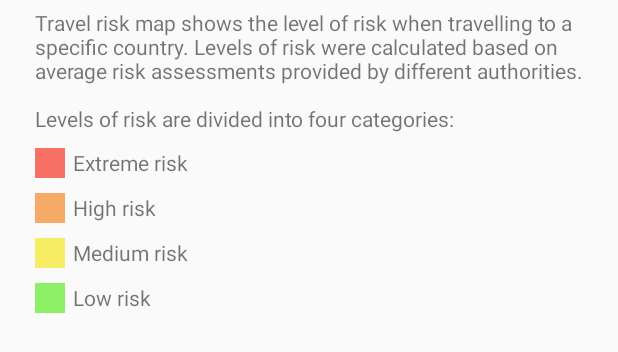
After one commit to kristijan-boskovic/NewNormal, an Android app: the layout dialog_travel_risk.xml on its own in the app's theme, with its tools: preview values and no code run, on a phone screen of 412 x 824 dp. The commit adds this screen. Shown: the top 352 px of the screen. Run offline under Robolectric (Android 15) with nearby library versions, the phone set to English and light mode, and no system bars.

Commit message:
Add dialog to travel risk fragment

```diff
--- a/app/src/main/java/com/example/newnormal/ui/fragments/CroatianNewsFragment.java
+++ b/app/src/main/java/com/example/newnormal/ui/fragments/CroatianNewsFragment.java
@@ -70,7 +70,7 @@ public class CroatianNewsFragment extends Fragment {
     @Override
     public void onCreateOptionsMenu(@NonNull Menu menu, @NonNull MenuInflater inflater) {
         super.onCreateOptionsMenu(menu, inflater);
-        inflater.inflate(R.menu.main_menu, menu);
+        inflater.inflate(R.menu.search_menu, menu);
         MenuItem item = menu.findItem(R.id.action_search);
         SearchView searchView = (SearchView) item.getActionView();
         searchView.setOnQueryTextListener(new SearchView.OnQueryTextListener() {
--- a/app/src/main/java/com/example/newnormal/ui/fragments/WorldNewsFragment.java
+++ b/app/src/main/java/com/example/newnormal/ui/fragments/WorldNewsFragment.java
@@ -70,7 +70,7 @@ public class WorldNewsFragment extends Fragment {
     @Override
     public void onCreateOptionsMenu(@NonNull Menu menu, @NonNull MenuInflater inflater) {
         super.onCreateOptionsMenu(menu, inflater);
-        inflater.inflate(R.menu.main_menu, menu);
+        inflater.inflate(R.menu.search_menu, menu);
         MenuItem item = menu.findItem(R.id.action_search);
         SearchView searchView = (SearchView) item.getActionView();
         searchView.setOnQueryTextListener(new SearchView.OnQueryTextListener() {
--- a/app/src/main/java/com/example/newnormal/vm/TravelRestrictionsViewModel.java
+++ b/app/src/main/java/com/example/newnormal/vm/TravelRiskViewModel.java
@@ -21,10 +21,10 @@ import retrofit2.Response;
 import retrofit2.Retrofit;
 import retrofit2.converter.gson.GsonConverterFactory;
 
-public class TravelRestrictionsViewModel extends AndroidViewModel {
+public class TravelRiskViewModel extends AndroidViewModel {
     private static final String TRAVEL_ADVISORY_URL = "https://www.travel-advisory.info";
 
-    public TravelRestrictionsViewModel(@NonNull Application application) {
+    public TravelRiskViewModel(@NonNull Application application) {
         super(application);
     }
 
--- /dev/null
+++ b/app/src/main/res/layout/dialog_travel_risk.xml
@@ -0,0 +1,104 @@
+<?xml version="1.0" encoding="utf-8"?>
+<LinearLayout xmlns:android="http://schemas.android.com/apk/res/android"
+    android:layout_width="wrap_content"
+    android:layout_height="wrap_content"
+    android:orientation="vertical">
+
+    <TextView
+        android:layout_width="wrap_content"
+        android:layout_height="wrap_content"
+        android:text="@string/travel_risk_info_text"
+        android:layout_marginTop="5dp"
+        android:layout_marginBottom="10dp"
+        android:layout_marginLeft="23dp"
+        android:layout_marginStart="23dp"
+        android:layout_marginRight="20dp"
+        android:layout_marginEnd="20dp" />
+
+    <LinearLayout
+        android:layout_width="match_parent"
+        android:layout_height="wrap_content"
+        android:layout_marginBottom="10dp"
+        android:layout_marginLeft="23dp"
+        android:layout_marginStart="23dp"
+        android:layout_marginRight="20dp"
+        android:layout_marginEnd="20dp">
+
+        <ImageView
+            android:layout_width="20dp"
+            android:layout_height="20dp"
+            android:src="@drawable/red"/>
+
+        <TextView
+            android:layout_width="wrap_content"
+            android:layout_height="wrap_content"
+            android:text="@string/extreme_risk"
+            android:layout_marginLeft="5dp"
+            android:layout_marginStart="5dp" />
+    </LinearLayout>
+
+    <LinearLayout
+        android:layout_width="match_parent"
+        android:layout_height="wrap_content"
+        android:layout_marginBottom="10dp"
+        android:layout_marginLeft="23dp"
+        android:layout_marginStart="23dp"
+        android:layout_marginRight="20dp"
+        android:layout_marginEnd="20dp">
+
+        <ImageView
+            android:layout_width="20dp"
+            android:layout_height="20dp"
+            android:src="@drawable/orange"/>
+
+        <TextView
+            android:layout_width="wrap_content"
+            android:layout_height="wrap_content"
+            android:text="@string/high_risk"
+            android:layout_marginLeft="5dp"
+            android:layout_marginStart="5dp" />
+    </LinearLayout>
+
+    <LinearLayout
+        android:layout_width="match_parent"
+        android:layout_height="wrap_content"
+        android:layout_marginBottom="10dp"
+        android:layout_marginLeft="23dp"
+        android:layout_marginStart="23dp"
+        android:layout_marginRight="20dp"
+        android:layout_marginEnd="20dp">
+
+        <ImageView
+            android:layout_width="20dp"
+            android:layout_height="20dp"
+            android:src="@drawable/yellow"/>
+
+        <TextView
+            android:layout_width="wrap_content"
+            android:layout_height="wrap_content"
+            android:text="@string/medium_risk"
+            android:layout_marginLeft="5dp"
+            android:layout_marginStart="5dp" />
+    </LinearLayout>
+
+    <LinearLayout
+        android:layout_width="match_parent"
+        android:layout_height="wrap_content"
+        android:layout_marginLeft="23dp"
+        android:layout_marginStart="23dp"
+        android:layout_marginRight="20dp"
+        android:layout_marginEnd="20dp">
+
+        <ImageView
+            android:layout_width="20dp"
+            android:layout_height="20dp"
+            android:src="@drawable/green"/>
+
+        <TextView
+            android:layout_width="wrap_content"
+            android:layout_height="wrap_content"
+            android:text="@string/low_risk"
+            android:layout_marginLeft="5dp"
+            android:layout_marginStart="5dp" />
+    </LinearLayout>
+</LinearLayout>
--- a/app/src/main/res/menu/master_bottom_navigation.xml
+++ b/app/src/main/res/menu/master_bottom_navigation.xml
@@ -11,7 +11,7 @@
         android:title="@string/croatian_news" />
 
     <item
-        android:id="@+id/navigationTravelRestrictions"
+        android:id="@+id/navigationTravelRiskMap"
         android:icon="@drawable/ic_effort"
         android:title="@string/travel_risk_map" />
 
--- a/app/src/main/res/values/strings.xml
+++ b/app/src/main/res/values/strings.xml
@@ -92,4 +92,10 @@
     <string name="search">Search</string>
     <string name="mapbox_access_token">pk.eyJ1Ijoia2I0OTM5NCIsImEiOiJja284am84bjcybjVvMnhwZzVmY3Y2NmcwIn0.E7aqpbW97z2UvJHVeURZvw</string>
     <string name="travel_risk_map">Travel risk map</string>
+    <string name="info">Info</string>
+    <string name="low_risk">Low risk</string>
+    <string name="medium_risk">Medium risk</string>
+    <string name="high_risk">High risk</string>
+    <string name="extreme_risk">Extreme risk</string>
+    <string name="travel_risk_info_text">Travel risk map shows the level of risk when travelling to a specific country. Levels of risk were calculated based on average risk assessments provided by different authorities. \n\nLevels of risk are divided into four categories:</string>
 </resources>
```
Also changed, not shown: app/src/main/java/com/example/newnormal/ui/TravelRiskDialog.java (added, +32 -0 lines), app/src/main/java/com/example/newnormal/ui/activities/MainActivity.java (+9 -9 lines), app/src/main/java/com/example/newnormal/ui/fragments/TravelRiskFragment.java (renamed from app/src/main/java/com/example/newnormal/ui/fragments/TravelRestrictionsFragment.java, +28 -4 lines), app/src/main/res/drawable/ic_baseline_help_outline_24.xml (added, +10 -0 lines), app/src/main/res/drawable/ic_baseline_info_24.xml (added, +10 -0 lines), app/src/main/res/menu/info_menu.xml (added, +9 -0 lines), app/src/main/res/drawable-xxhdpi/green.png (added), app/src/main/res/drawable-xxhdpi/orange.png (added), app/src/main/res/drawable-xxhdpi/red.png (added), app/src/main/res/drawable-xxhdpi/yellow.png (added), app/src/main/res/layout/fragment_travel_risk.xml (renamed from app/src/main/res/layout/fragment_travel_restrictions.xml), app/src/main/res/menu/search_menu.xml (renamed from app/src/main/res/menu/main_menu.xml).
